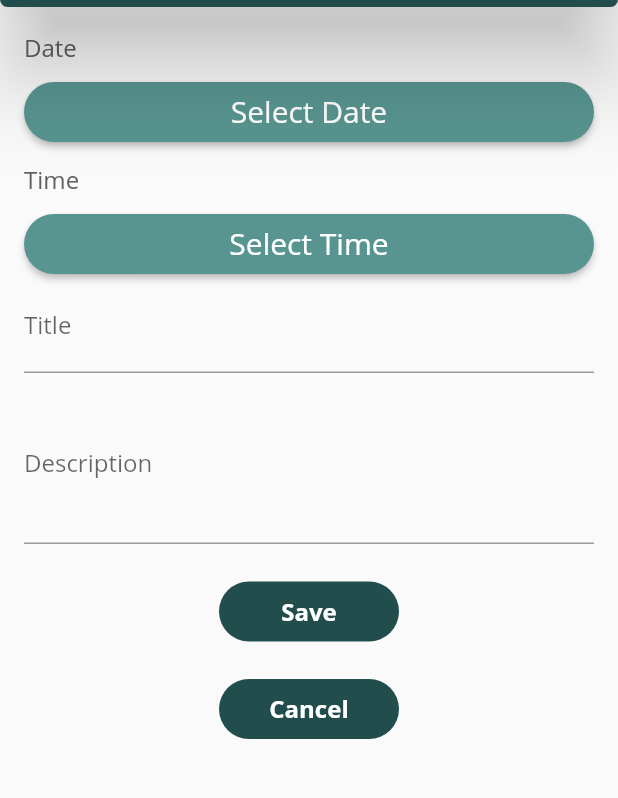
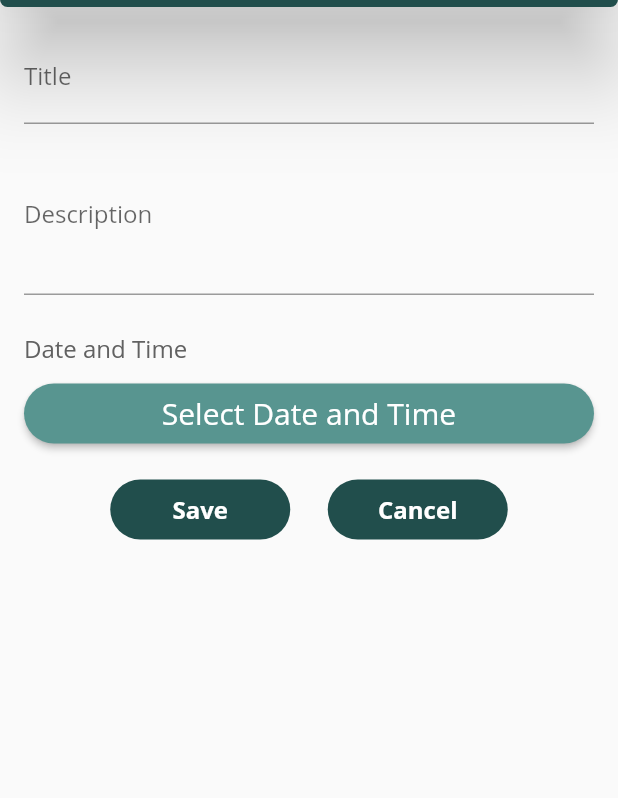
Before and after one commit to SimonCotterill/ToDo-Dot, a Flutter app: the EditTaskPage screen opened directly with empty values, on a phone screen of 412 x 824 dp, the part 113-911 px from its top. Run offline on Flutter 3.47's test engine with Material 2 defaults, Android fonts, the phone set to English and light mode, and no system bars; our stand-ins replace circular_check_box, cloud_firestore, firebase_core, flutter_slidable, table_calendar; accounts and stored records are empty.

Commit message:
changed save, cancel date and time buttons

```diff
--- a/lib/page/editTask.dart
+++ b/lib/page/editTask.dart
@@ -2,6 +2,7 @@ import 'package:flutter/material.dart';
 import 'package:provider/provider.dart';
 import 'package:todo_dot/model/task.dart';
 import 'package:todo_dot/page/datepicker.dart';
+import 'package:todo_dot/page/todo.dart';
 import 'package:todo_dot/widget/taskform.dart';
 
 import 'sidebar.dart';
@@ -48,18 +49,18 @@ class _EditTaskPageState extends State<EditTaskPage> {
             key: _formKey,
             child: Column(
               children: [
-                DatePickerWidget(),
-                SizedBox(height: 10),
-                TimePickerWidget(),
                 TaskForm(
                   title: title,
                   description: description,
                   onChangedTitle: (title) => setState(() => this.title = title),
                   onChangedDescription: (description) =>
                       setState(() => this.description = description),
-                  onSavedTask: saveTask,
-                  onDeleteTask: deleteTask,
                 ),
+                DatetimePickerWidget(),
+                SizedBox(height: 20,),
+                TaskFormButtons(
+                    onSavedTask: saveTask,
+                    onDeleteTask: cancelTask),
               ],
             ),
           ),
--- a/lib/widget/add_task_dialog.dart
+++ b/lib/widget/add_task_dialog.dart
@@ -33,8 +33,6 @@ class _AddTaskDialogWidgetState extends State<AddTaskDialogWidget> {
                 onChangedTitle: (title) => setState(() => this.title = title),
                 onChangedDescription: (description) =>
                     setState(() => this.description = description),
-                onSavedTask: addTask,
-                onDeleteTask: cancelTask,
               ),
             ],
           ),
--- a/lib/widget/taskform.dart
+++ b/lib/widget/taskform.dart
@@ -7,8 +7,6 @@ class TaskForm extends StatelessWidget {
   final DateTime alarmTime;
   final ValueChanged<String> onChangedTitle;
   final ValueChanged<String> onChangedDescription;
-  final VoidCallback onSavedTask;
-  final VoidCallback onDeleteTask;
 
   const TaskForm({
     Key key,
@@ -17,8 +15,6 @@ class TaskForm extends StatelessWidget {
     this.alarmTime,
     @required this.onChangedTitle,
     @required this.onChangedDescription,
-    @required this.onSavedTask,
-    @required this.onDeleteTask,
   }) : super(key: key);
 
   @override
@@ -30,9 +26,6 @@ class TaskForm extends StatelessWidget {
             SizedBox(height: 8),
             buildDescription(),
             SizedBox(height: 25),
-            buildSaveButton(),
-            SizedBox(height: 25),
-            buildCancelButton(),
           ],
         ),
       );
@@ -60,6 +53,32 @@ class TaskForm extends StatelessWidget {
         decoration: InputDecoration(
           border: UnderlineInputBorder(),
           labelText: 'Description',
+        ),
+      );
+
+}
+
+
+class TaskFormButtons extends StatelessWidget {
+  final VoidCallback onSavedTask;
+  final VoidCallback onDeleteTask;
+
+  const TaskFormButtons({
+    Key key,
+    @required this.onSavedTask,
+    @required this.onDeleteTask,
+  }) : super(key: key);
+
+  @override
+  Widget build(BuildContext context) => SingleChildScrollView(
+    child: Row(
+      mainAxisSize: MainAxisSize.min,
+      mainAxisAlignment: MainAxisAlignment.spaceAround,
+      children: [
+        buildSaveButton(),
+        SizedBox(width: 25),
+        buildCancelButton(),
+      ],
     ),
   );
 
```
Also changed, not shown: lib/page/datepicker.dart (+96 -0 lines), lib/page/todo.dart (+6 -4 lines). Lines whose indentation alone changed are shown as unchanged.
